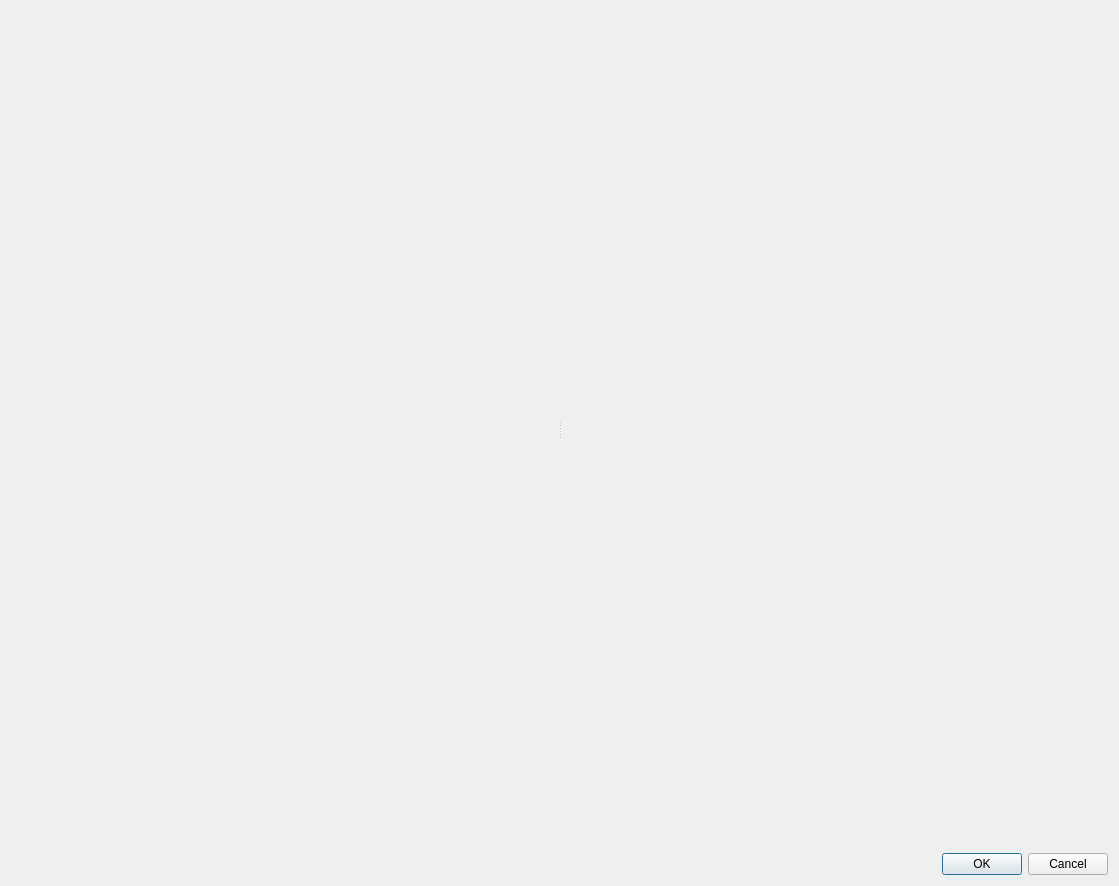
Old version of the form plugins/metaEditor/metaEditorSupport/migrationDialog.ui in the repository Ashatta/qreal.
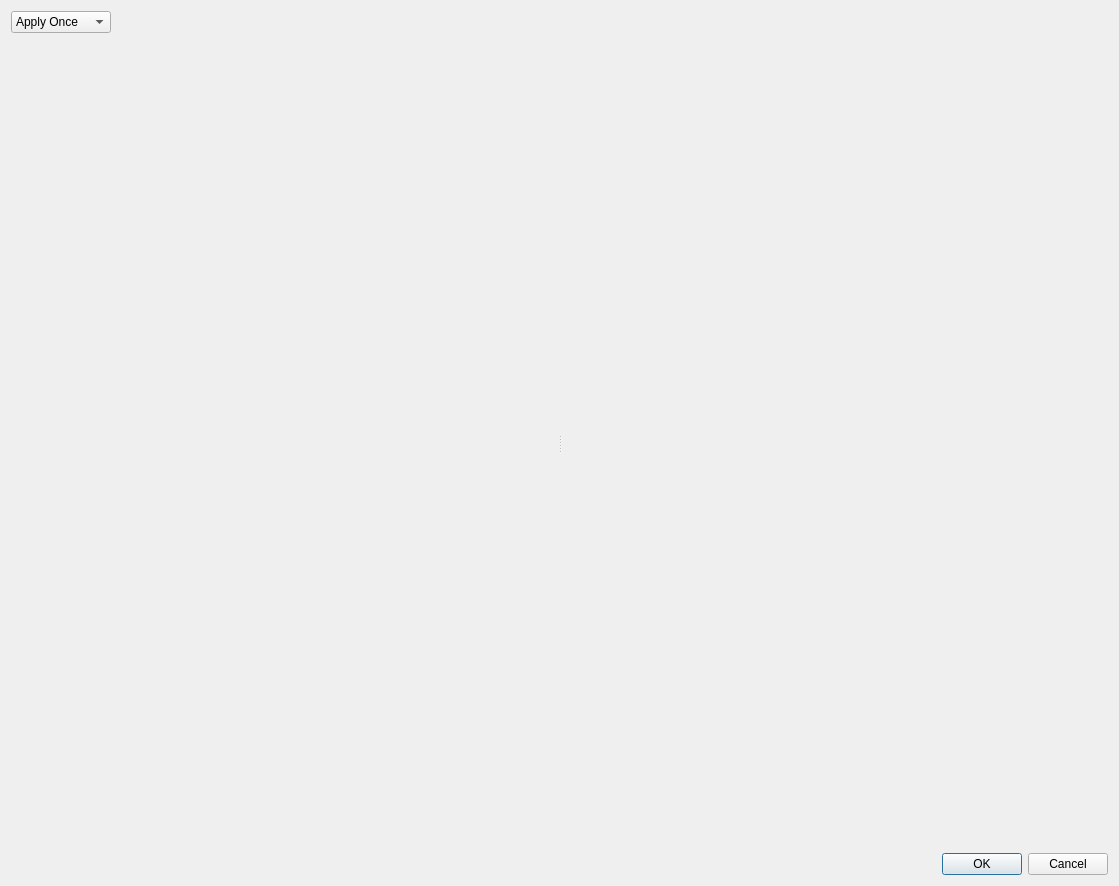
New version of the form.

The edit to the form file:
```diff
--- a/plugins/metaEditor/metaEditorSupport/migrationDialog.ui
+++ b/plugins/metaEditor/metaEditorSupport/migrationDialog.ui
@@ -14,6 +14,46 @@
    <string>Dialog</string>
   </property>
   <layout class="QVBoxLayout" name="verticalLayout">
+   <item>
+    <layout class="QHBoxLayout" name="horizontalLayout">
+     <item>
+      <widget class="QComboBox" name="policyComboBox">
+       <property name="minimumSize">
+        <size>
+         <width>100</width>
+         <height>20</height>
+        </size>
+       </property>
+       <item>
+        <property name="text">
+         <string>Apply Once</string>
+        </property>
+       </item>
+       <item>
+        <property name="text">
+         <string>Fixed Point</string>
+        </property>
+       </item>
+      </widget>
+     </item>
+     <item>
+      <spacer name="horizontalSpacer">
+       <property name="orientation">
+        <enum>Qt::Horizontal</enum>
+       </property>
+       <property name="sizeType">
+        <enum>QSizePolicy::Expanding</enum>
+       </property>
+       <property name="sizeHint" stdset="0">
+        <size>
+         <width>40</width>
+         <height>20</height>
+        </size>
+       </property>
+      </spacer>
+     </item>
+    </layout>
+   </item>
    <item>
     <widget class="QSplitter" name="splitter">
      <property name="orientation">
```
